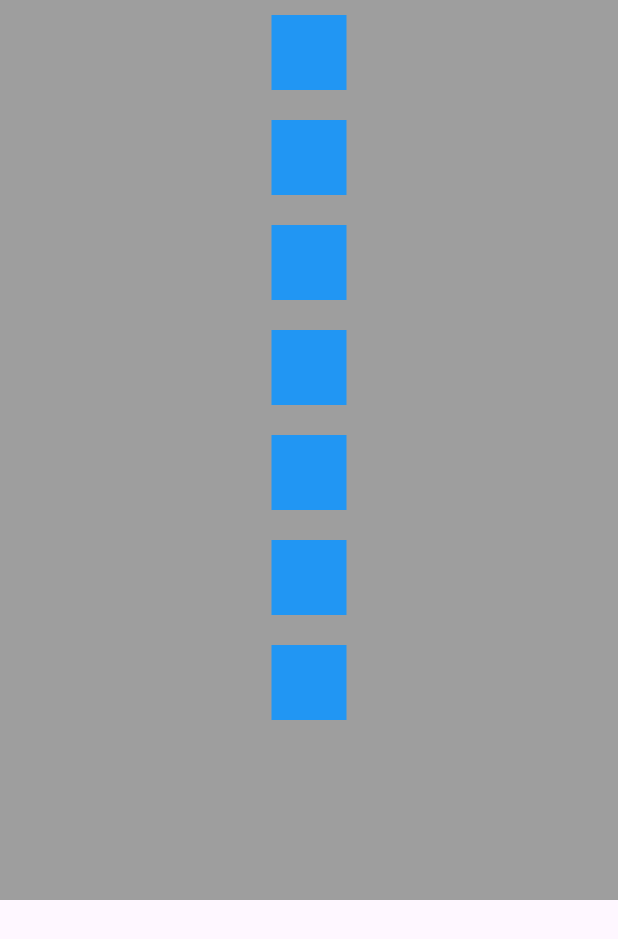
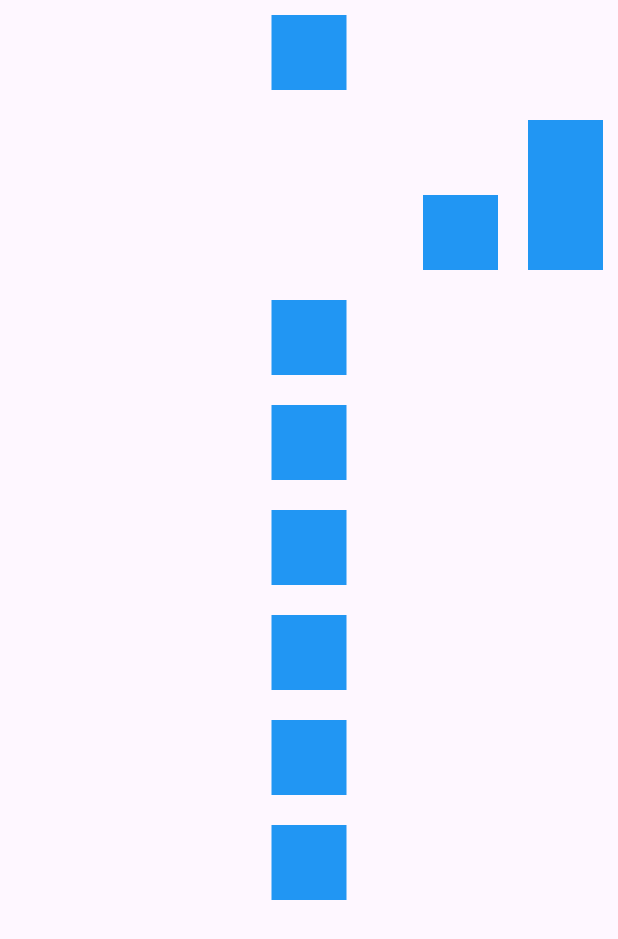
Before and after one commit to doriver/longTimeAgo, a Flutter app: the screen it shows after launch, on a phone screen of 412 x 824 dp. Shown: the top 939 px of the screen. Run offline on Flutter 3.47's test engine with Material 3 defaults, Android fonts, the phone set to English and light mode, and no system bars; our stand-ins replace get, loader_overlay.

Commit message:
column안에 row가 들어간경우

```diff
--- a/flutter_ui_excercise01/lib/columnRow.dart
+++ b/flutter_ui_excercise01/lib/columnRow.dart
@@ -6,15 +6,19 @@ class ColumnRow extends StatelessWidget {
   @override
   Widget build(BuildContext context) {
     return Scaffold(
-      body: Container(
-        width: 500,
-        height: 600,
-        color: Colors.grey,
-        child: Column(
+      body: Column(
           // mainAxisAlignment: MainAxisAlignment.end,
           // crossAxisAlignment: CrossAxisAlignment.end,
           children: [
             Container(height: 50,width: 50, color:Colors.blue, margin: EdgeInsets.all(10)),
+            Row(
+              mainAxisAlignment: MainAxisAlignment.end,
+              crossAxisAlignment: CrossAxisAlignment.end,
+              children: [
+                Container(height: 50,width: 50, color:Colors.blue, margin: EdgeInsets.all(10)),
+                Container(height: 100,width: 50, color:Colors.blue, margin: EdgeInsets.all(10))
+              ]
+            ),
             Container(height: 50,width: 50, color:Colors.blue, margin: EdgeInsets.all(10)),
             Container(height: 50,width: 50, color:Colors.blue, margin: EdgeInsets.all(10)),
             Container(height: 50,width: 50, color:Colors.blue, margin: EdgeInsets.all(10)),
@@ -23,7 +27,6 @@ class ColumnRow extends StatelessWidget {
             Container(height: 50,width: 50, color:Colors.blue, margin: EdgeInsets.all(10))
           ]
         ),
-      )
     );
   }
 }
```
